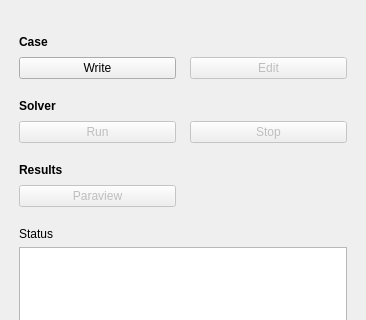
Before: the Qt Designer form core/gui/TaskPanelCfdSolverControl.ui in jaheyns/CfdOF, drawn with Qt 5; both pictures show x 0 to 366 and y 0 to 320 of the 366 by 563 pixel window.
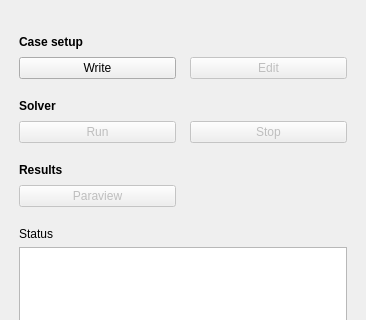
After: the same form once the commit is applied.

Commit message: Rearrange mesher and solver task panels to be a bit more logical

The edit to the form file:
```diff
--- a/core/gui/TaskPanelCfdSolverControl.ui
+++ b/core/gui/TaskPanelCfdSolverControl.ui
@@ -73,7 +73,7 @@
        </property>
       </widget>
      </item>
-     <item row="0" column="0">
+     <item row="0" column="0" colspan="2">
       <widget class="QLabel" name="label">
        <property name="font">
         <font>
@@ -82,7 +82,7 @@
         </font>
        </property>
        <property name="text">
-        <string>Case</string>
+        <string>Case setup</string>
        </property>
       </widget>
      </item>
@@ -128,7 +128,7 @@
        </property>
       </widget>
      </item>
-     <item row="1" column="0">
+     <item row="1" column="0" colspan="2">
       <widget class="QLabel" name="label_2">
        <property name="font">
         <font>
@@ -163,19 +163,6 @@
      <property name="verticalSpacing">
       <number>8</number>
      </property>
-     <item row="1" column="0">
-      <widget class="QLabel" name="label_3">
-       <property name="font">
-        <font>
-         <weight>75</weight>
-         <bold>true</bold>
-        </font>
-       </property>
-       <property name="text">
-        <string>Results</string>
-       </property>
-      </widget>
-     </item>
      <item row="2" column="0">
       <widget class="QPushButton" name="pb_paraview">
        <property name="enabled">
@@ -199,6 +186,19 @@
        </property>
       </widget>
      </item>
+     <item row="1" column="0" colspan="2">
+      <widget class="QLabel" name="label_3">
+       <property name="font">
+        <font>
+         <weight>75</weight>
+         <bold>true</bold>
+        </font>
+       </property>
+       <property name="text">
+        <string>Results</string>
+       </property>
+      </widget>
+     </item>
     </layout>
    </item>
    <item>
```
The commit also changes 1 other file.
